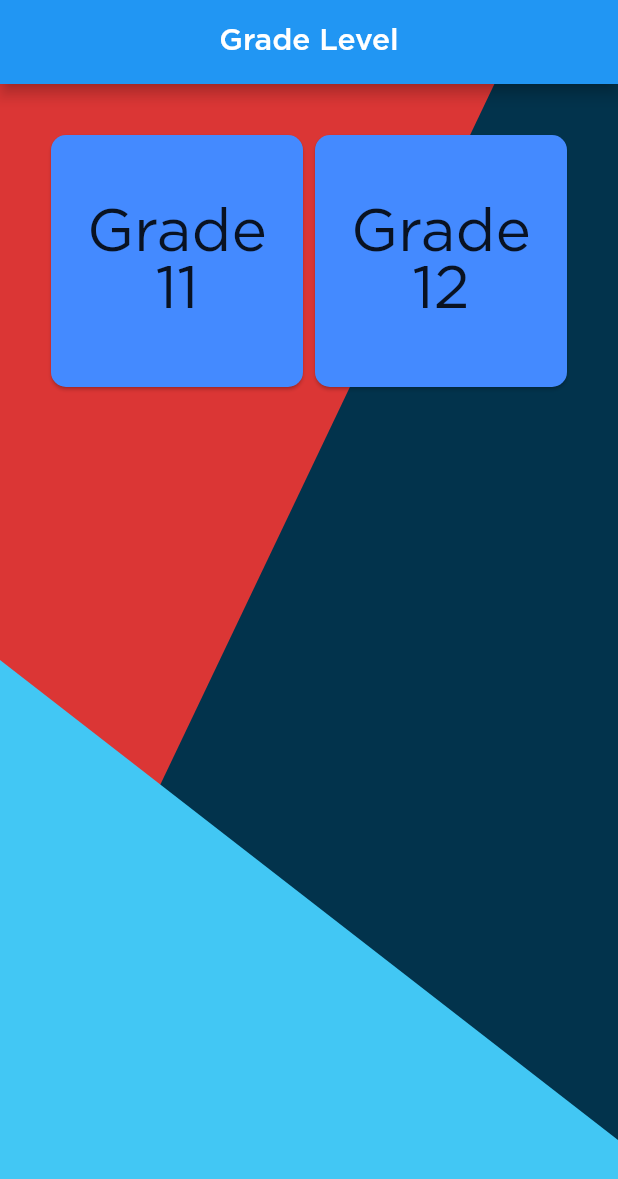
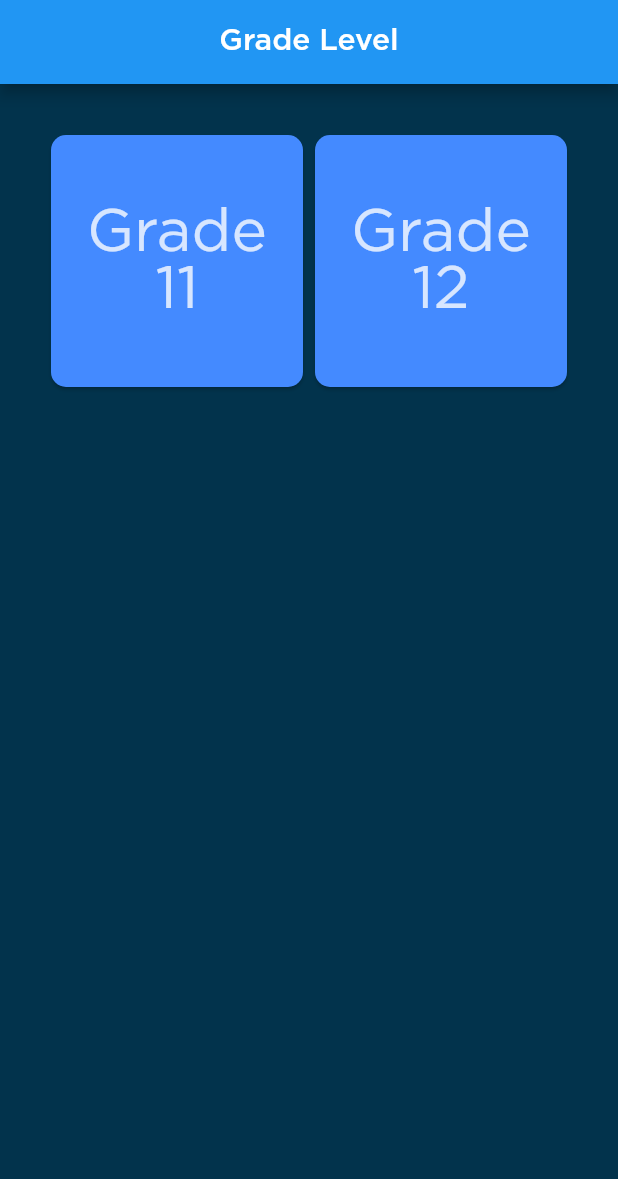
Before and after one commit to Pipaolo/CIIT_SSC_Registration, a Flutter app: the screen it shows after launch, on a phone screen of 412 x 824 dp. Shown: the top 1179 px of the screen. Run offline on Flutter 3.47's test engine with Material 2 defaults, Android fonts, the phone set to English and light mode, and no system bars; our stand-ins replace flutter_spinkit, googleapis_auth; missing offline and left inert: googleapis; key blocks and very long unbroken strings in the code were emptied for the run.

Commit message:
Try fix font now showing (7)
Signed-off-by: Pipaolo <mastastah8975@gmail.com>

```diff
--- a/lib/IntroPage.dart
+++ b/lib/IntroPage.dart
@@ -1,6 +1,5 @@
 import 'package:flutter/cupertino.dart';
 import 'package:flutter/material.dart';
-import 'package:ssc_registration/LineDrawer.dart';
 import 'package:ssc_registration/StudentModel.dart';
 
 import 'GroupPage.dart';
@@ -35,9 +34,7 @@ class _IntroPageState extends State<IntroPage> {
           title: Text("Grade Level"),
           centerTitle: true,
         ),
-        body: CustomPaint(
-          painter: LineDrawer(),
-          child: Container(
+        body: Container(
             padding: EdgeInsets.fromLTRB(30, 30, 30, 30),
             child: Column(
                 mainAxisAlignment: MainAxisAlignment.center,
@@ -71,7 +68,8 @@ class _IntroPageState extends State<IntroPage> {
                                     sections[position],
                                     textAlign: TextAlign.center,
                                     style: TextStyle(
-                                        fontSize: 40),
+                                        fontSize: 40,
+                                        color: Colors.white.withAlpha(200)),
                                   ),
                                 ),
                               ),
@@ -85,7 +83,6 @@ class _IntroPageState extends State<IntroPage> {
                   )
                 ]),
           ),
-        ),
       ),
     );
   }
```
